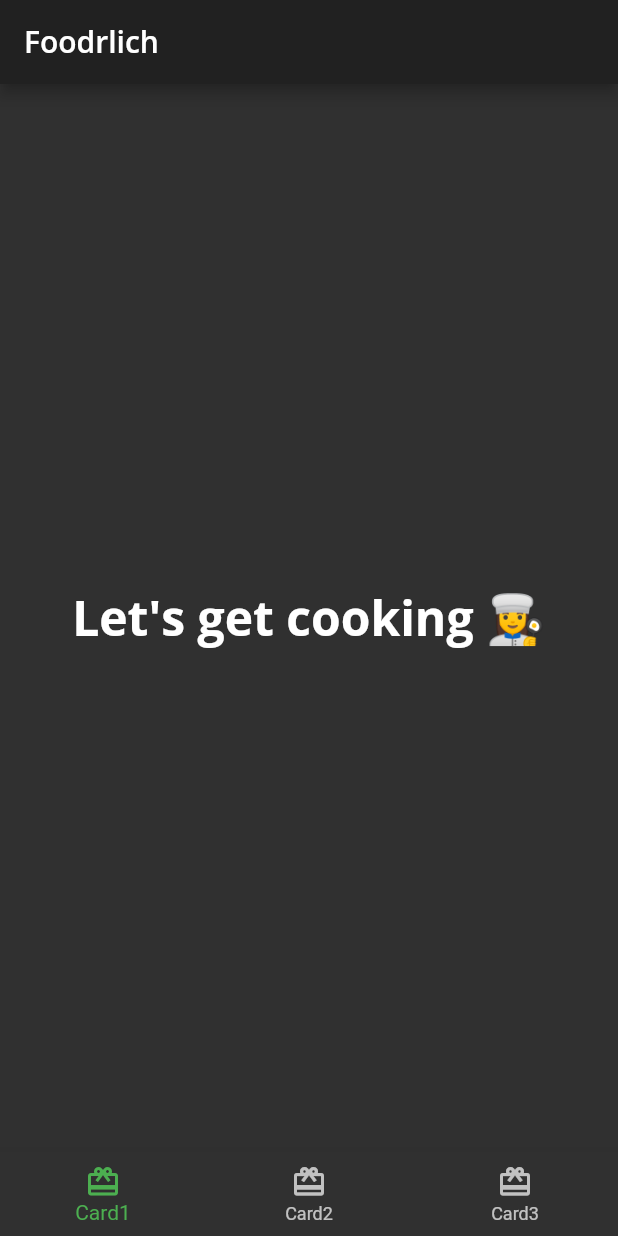
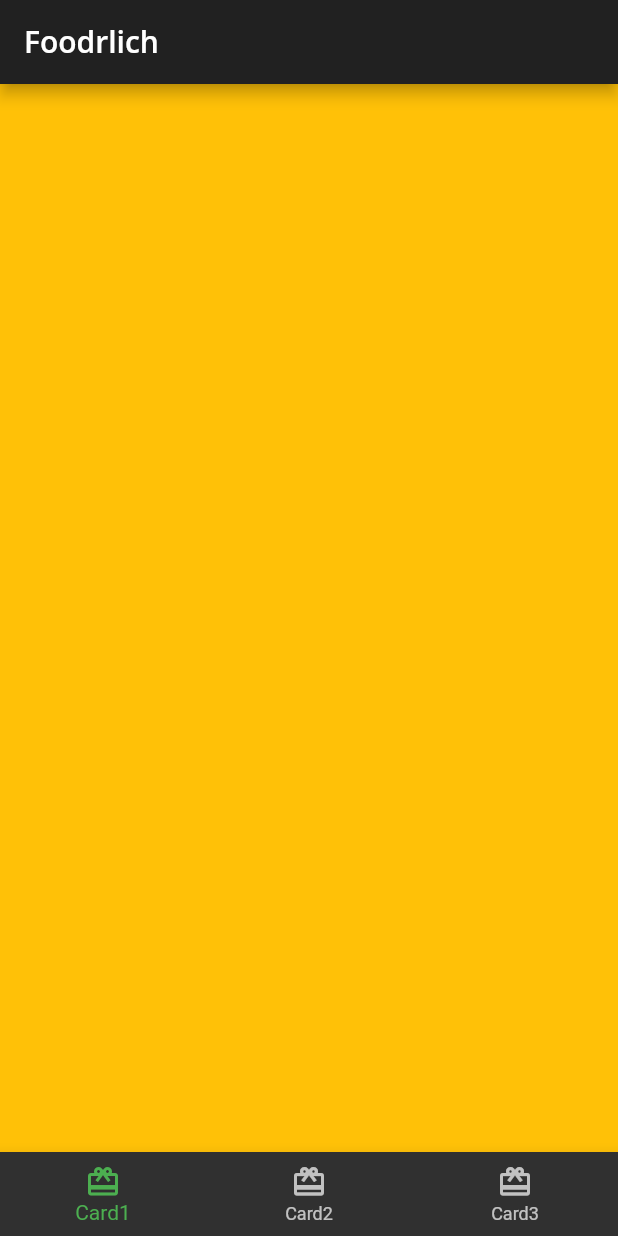
Before and after one commit to surajadkhari/flutter_apprentice, a Flutter app: the screen it shows after launch, on a phone screen of 412 x 824 dp. Run offline on Flutter 3.47's test engine with Material 2 defaults, Android fonts, the phone set to English and light mode, and no system bars; our stand-ins replace google_fonts.

Commit message:
Add Navigation Function

```diff
--- a/lib/homepage.dart
+++ b/lib/homepage.dart
@@ -9,6 +9,26 @@ class Home extends StatefulWidget {
 }
 
 class _HomeState extends State<Home> {
+  int _selectedindex = 0;
+
+  static List<Widget> pages = <Widget>[
+    Container(
+      color: Colors.amber,
+    ),
+    Container(
+      color: Colors.blue,
+    ),
+    Container(
+      color: Colors.red,
+    ),
+  ];
+
+  void _onItemTapped(int index) {
+    setState(() {
+      _selectedindex = index;
+    });
+  }
+
   @override
   Widget build(BuildContext context) {
     return Scaffold(
@@ -17,12 +37,15 @@ class _HomeState extends State<Home> {
         'Foodrlich',
         style: Theme.of(context).textTheme.headline6,
       )),
-      body: Center(
-        child: Text('Let\'s get cooking 👩‍🍳',
-            style: Theme.of(context).textTheme.headline1),
-      ),
+      // body: Center(
+      //   child: Text('Let\'s get cooking 👩‍🍳',
+      //       style: Theme.of(context).textTheme.headline1),
+      // ),
+      body: pages[_selectedindex],
       bottomNavigationBar: BottomNavigationBar(
         selectedItemColor: Theme.of(context).textSelectionTheme.selectionColor,
+        currentIndex: _selectedindex,
+        onTap: _onItemTapped,
         items: <BottomNavigationBarItem>[
           BottomNavigationBarItem(
               icon: Icon(Icons.card_giftcard), label: "Card1"),
```
